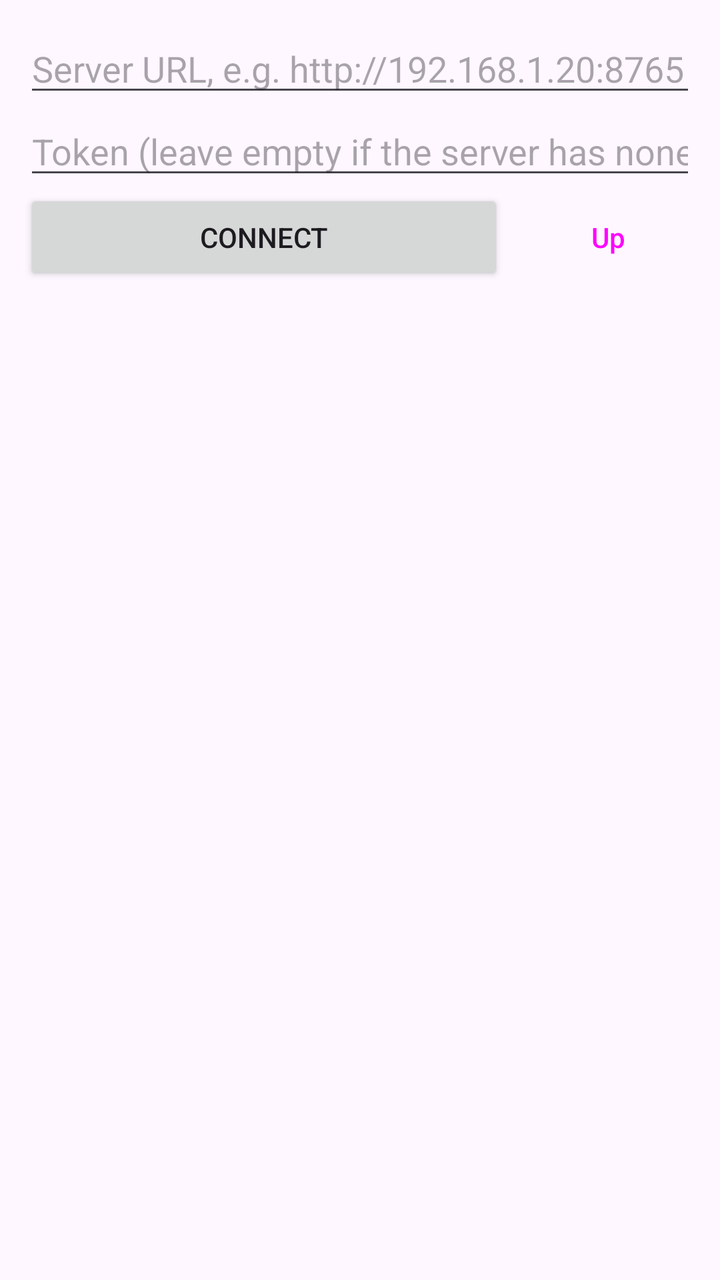
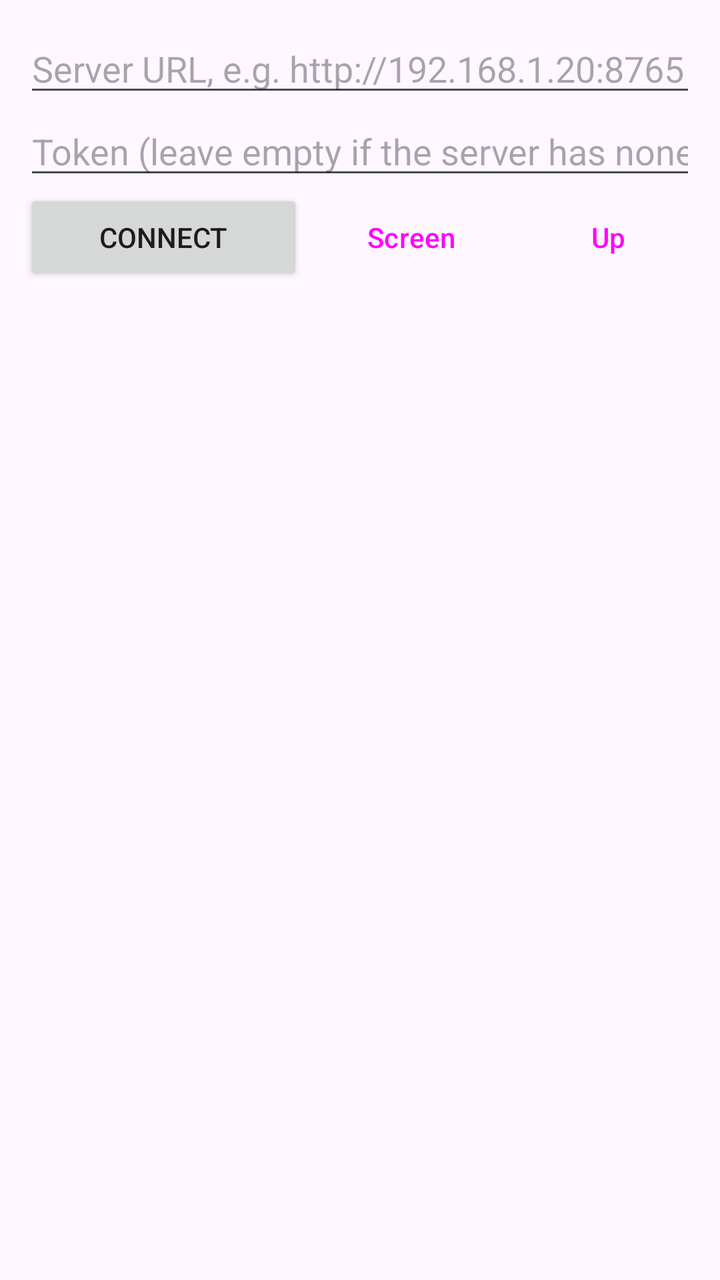

The first picture is an Android layout as it rendered before a commit; the second is the same layout after the commit. The layout source and the unified diff follow.
<!-- AndroidManifest.xml: application theme Theme.PCStream -->
<!-- res/layout/activity_main.xml -->
<?xml version="1.0" encoding="utf-8"?>
<LinearLayout xmlns:android="http://schemas.android.com/apk/res/android"
    android:layout_width="match_parent"
    android:layout_height="match_parent"
    android:orientation="vertical"
    android:padding="12dp">

    <EditText
        android:id="@+id/urlInput"
        android:layout_width="match_parent"
        android:layout_height="wrap_content"
        android:hint="@string/server_url_hint"
        android:importantForAutofill="no"
        android:inputType="textUri"
        android:maxLines="1" />

    <EditText
        android:id="@+id/tokenInput"
        android:layout_width="match_parent"
        android:layout_height="wrap_content"
        android:hint="@string/token_hint"
        android:importantForAutofill="no"
        android:inputType="textPassword"
        android:maxLines="1" />

    <LinearLayout
        android:layout_width="match_parent"
        android:layout_height="wrap_content"
        android:orientation="horizontal">

        <Button
            android:id="@+id/connectButton"
            android:layout_width="0dp"
            android:layout_height="wrap_content"
            android:layout_weight="1"
            android:text="@string/connect" />

        <Button
            android:id="@+id/upButton"
            style="?attr/materialButtonOutlinedStyle"
            android:layout_width="wrap_content"
            android:layout_height="wrap_content"
            android:layout_marginStart="8dp"
            android:text="@string/up" />
    </LinearLayout>

    <TextView
        android:id="@+id/statusText"
        android:layout_width="match_parent"
        android:layout_height="wrap_content"
        android:paddingTop="8dp"
        android:paddingBottom="8dp"
        android:textSize="13sp" />

    <androidx.recyclerview.widget.RecyclerView
        android:id="@+id/list"
        android:layout_width="match_parent"
        android:layout_height="0dp"
        android:layout_weight="1"
        android:clipToPadding="false" />
</LinearLayout>
<!-- resources referenced by this layout -->
<resources>
  <string name="connect">Connect</string>
  <string name="server_url_hint">Server URL, e.g. http://192.168.1.20:8765</string>
  <string name="token_hint">Token (leave empty if the server has none)</string>
  <string name="up">Up</string>
  <style name="Theme.PCStream" parent="Theme.Material3.DayNight" />
</resources>

<!-- the commit's change to res/layout/activity_main.xml (unified diff, before → after) -->
@@ -36,6 +36,14 @@
             android:text="@string/connect" />
 
         <Button
+            android:id="@+id/screenButton"
+            style="?attr/materialButtonOutlinedStyle"
+            android:layout_width="wrap_content"
+            android:layout_height="wrap_content"
+            android:layout_marginStart="8dp"
+            android:text="@string/screen" />
+
+        <Button
             android:id="@+id/upButton"
             style="?attr/materialButtonOutlinedStyle"
             android:layout_width="wrap_content"
<!-- resource entries referenced after the edit -->
@@ -1,6 +1,7 @@
 <!-- resources referenced by this layout -->
 <resources>
   <string name="connect">Connect</string>
+  <string name="screen">Screen</string>
   <string name="server_url_hint">Server URL, e.g. http://192.168.1.20:8765</string>
   <string name="token_hint">Token (leave empty if the server has none)</string>
   <string name="up">Up</string>
